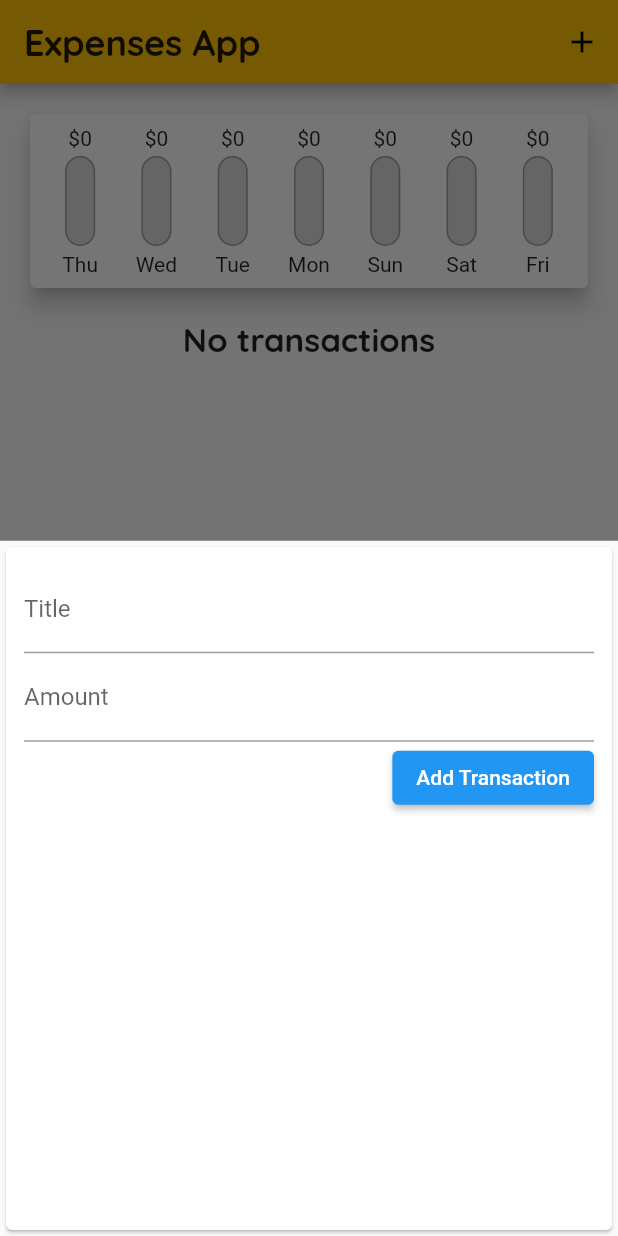
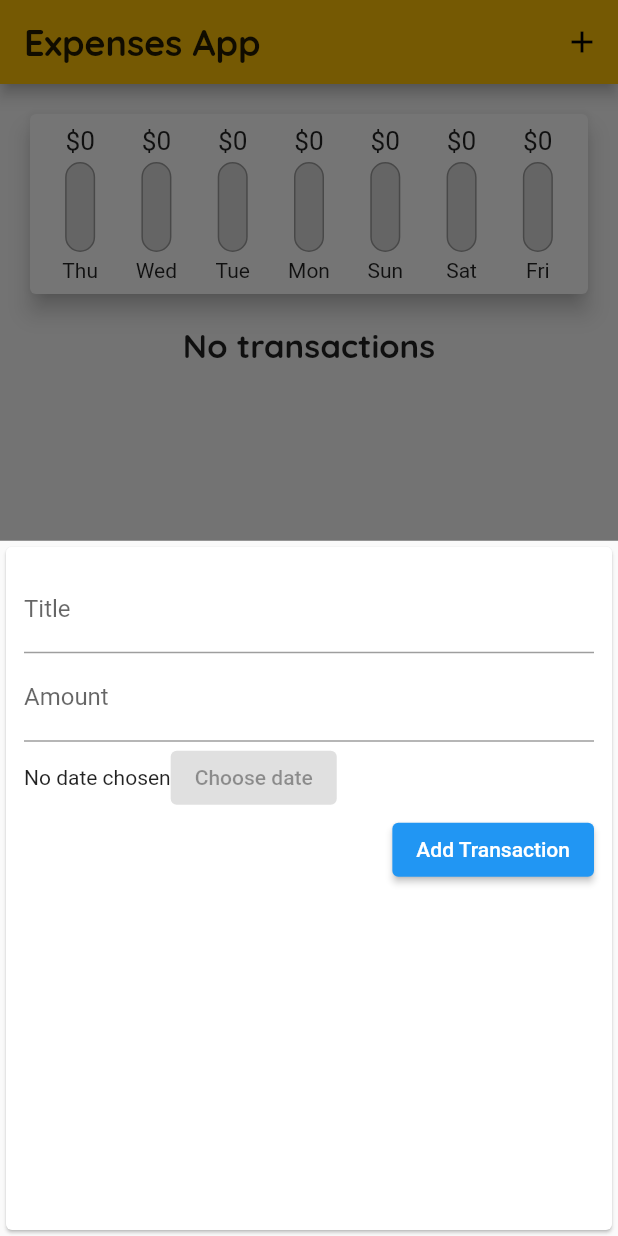
Before and after one commit to Kvitusja/expenses_tracker, a Flutter app: the screen it shows after launch, after a tap on the "add" icon, on a phone screen of 412 x 824 dp. Run offline on Flutter 3.47's test engine with Material 2 defaults, Android fonts, the phone set to English and light mode, and no system bars.

Commit message:
'expenses tilelist'

```diff
--- a/lib/widgets/chart_bar.dart
+++ b/lib/widgets/chart_bar.dart
@@ -15,8 +15,11 @@ class ChartBar extends StatelessWidget {
   Widget build(BuildContext context) {
     return Column(
       children: [
-        FittedBox(
-          child: Text('\$${spendingAmount.toStringAsFixed(0)}'),
+        SizedBox(
+          height: 20,
+          child: FittedBox(
+            child: Text('\$${spendingAmount.toStringAsFixed(0)}'),
+          ),
         ),
         const SizedBox(
           height: 4,
--- a/lib/widgets/new_transaction.dart
+++ b/lib/widgets/new_transaction.dart
@@ -44,6 +44,12 @@ class _NewTransactionState extends State<NewTransaction> {
               controller: amountController,
               onSubmitted: (_)=> submitData,
             ),
+            Row(
+              children: const [
+                Text('No date chosen'),
+                ElevatedButton(onPressed: null, child: Text('Choose date'), ),
+              ],
+            ),
             ElevatedButton(
               style: const ButtonStyle(
                 backgroundColor: MaterialStatePropertyAll(Colors.blue),
```
Also changed, not shown: lib/widgets/transactions_list.dart (+22 -0 lines).
